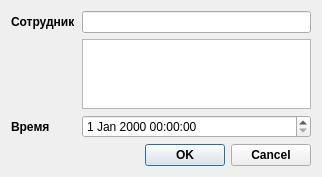
Qt form src/forms/employeevisitdialog.ui (gvid0rapira/DantistQt) before a commit.
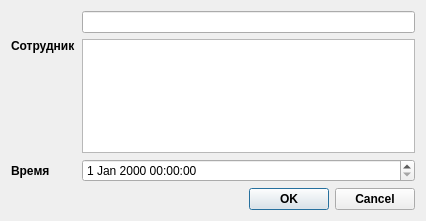
The same form after that commit.

The edit to the form file:
```diff
--- a/src/forms/employeevisitdialog.ui
+++ b/src/forms/employeevisitdialog.ui
@@ -6,8 +6,8 @@
    <rect>
     <x>0</x>
     <y>0</y>
-    <width>322</width>
-    <height>140</height>
+    <width>426</width>
+    <height>221</height>
    </rect>
   </property>
   <property name="font">
@@ -23,13 +23,6 @@
    <bool>true</bool>
   </property>
   <layout class="QGridLayout" name="gridLayout">
-   <item row="0" column="0">
-    <widget class="QLabel" name="emplLabel">
-     <property name="text">
-      <string>Сотрудник</string>
-     </property>
-    </widget>
-   </item>
    <item row="2" column="0">
     <widget class="QLabel" name="visitTimeLabel">
      <property name="text">
@@ -63,6 +56,16 @@
    <item row="1" column="1">
     <widget class="QListView" name="emplListView"/>
    </item>
+   <item row="1" column="0">
+    <widget class="QLabel" name="emplLabel">
+     <property name="text">
+      <string>Сотрудник</string>
+     </property>
+     <property name="alignment">
+      <set>Qt::AlignLeading|Qt::AlignLeft|Qt::AlignTop</set>
+     </property>
+    </widget>
+   </item>
   </layout>
  </widget>
  <resources/>
```
